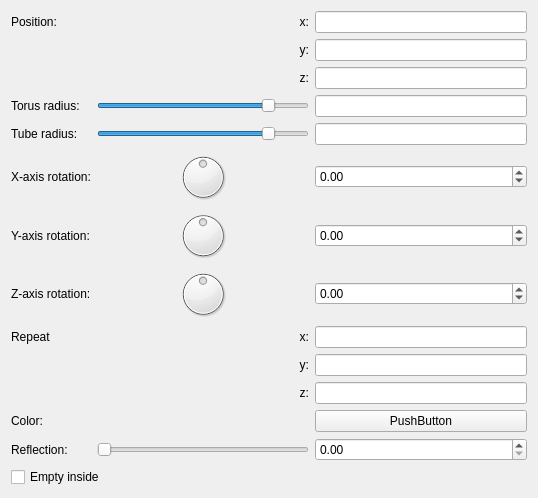
Qt form trunk/mandelbulber2/qt_data/primitive_torus.ui (buddhi1980/mandelbulber2) before a commit.
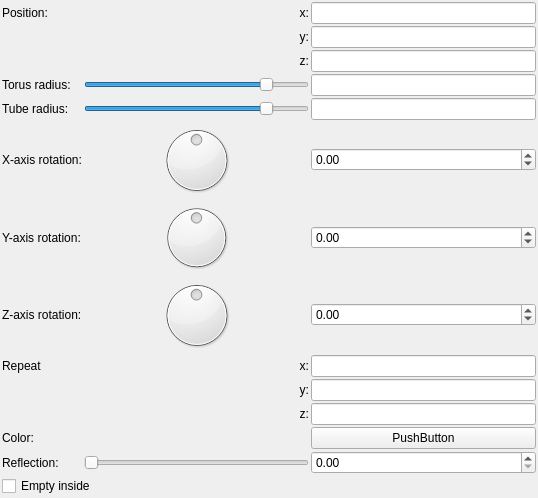
The same form after that commit. Custom widgets are drawn as their Qt base class.

Commit message: - reduced all margins and spacings in ui - added class to store animation frames - added closable dock for animation control (actually empty)

What changed in the file:
```diff
--- a/trunk/mandelbulber2/qt_data/primitive_torus.ui
+++ b/trunk/mandelbulber2/qt_data/primitive_torus.ui
@@ -14,8 +14,26 @@
    <string>Form</string>
   </property>
   <layout class="QVBoxLayout" name="verticalLayout">
+   <property name="spacing">
+    <number>2</number>
+   </property>
+   <property name="leftMargin">
+    <number>2</number>
+   </property>
+   <property name="topMargin">
+    <number>2</number>
+   </property>
+   <property name="rightMargin">
+    <number>2</number>
+   </property>
+   <property name="bottomMargin">
+    <number>2</number>
+   </property>
    <item>
     <layout class="QGridLayout" name="gridLayout">
+     <property name="spacing">
+      <number>2</number>
+     </property>
      <item row="9" column="1">
       <widget class="QLabel" name="label_repeat_y_2">
        <property name="text">
```
The commit also changes 29 other files.
